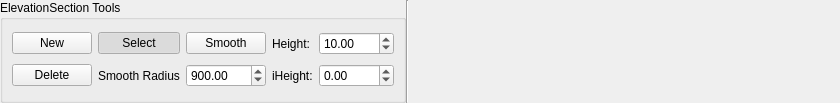
Before: the Qt Designer form src/OpenCOVER/DrivingSim/oddlot/src/gui/tools/ElevationRibbon.ui in hlrs-vis/covise, drawn with Qt 5.
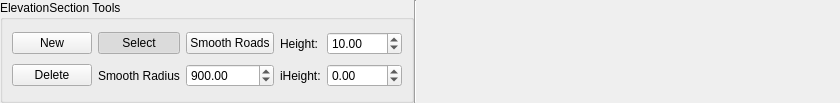
After: the same form once the commit is applied.

Diff of the .ui file:
```diff
--- a/src/OpenCOVER/DrivingSim/oddlot/src/gui/tools/ElevationRibbon.ui
+++ b/src/OpenCOVER/DrivingSim/oddlot/src/gui/tools/ElevationRibbon.ui
@@ -123,7 +123,7 @@
       <item row="1" column="2">
        <widget class="QPushButton" name="elevationSmooth">
         <property name="text">
-         <string>Smooth</string>
+         <string>Smooth Roads</string>
         </property>
        </widget>
       </item>
```
